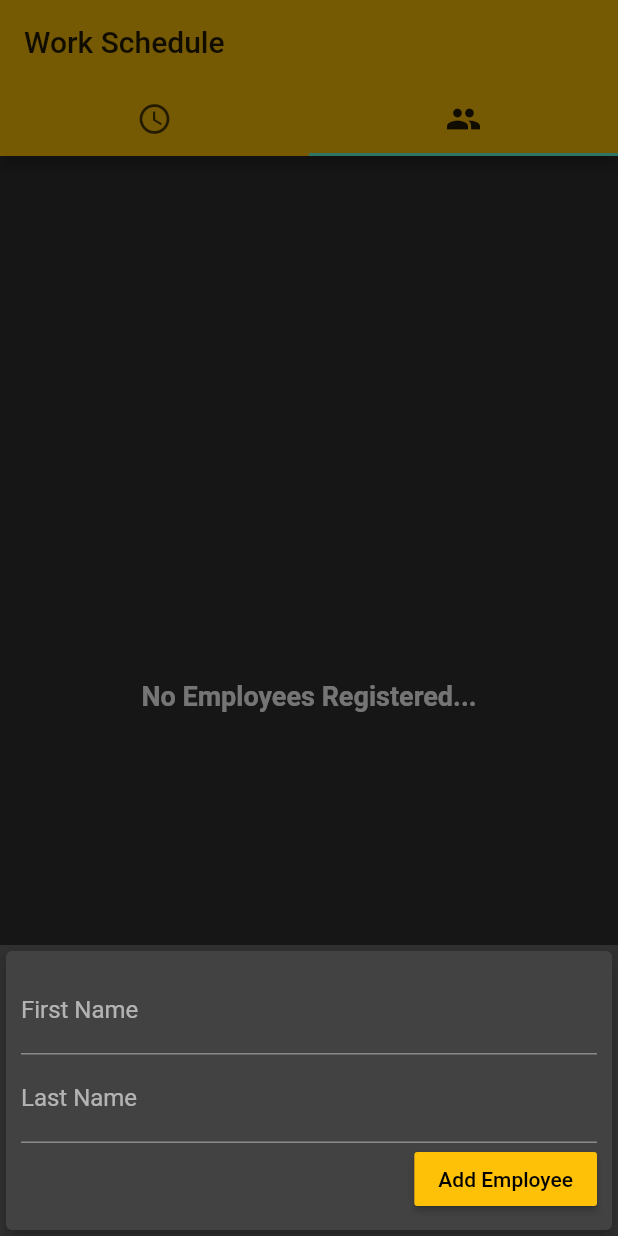
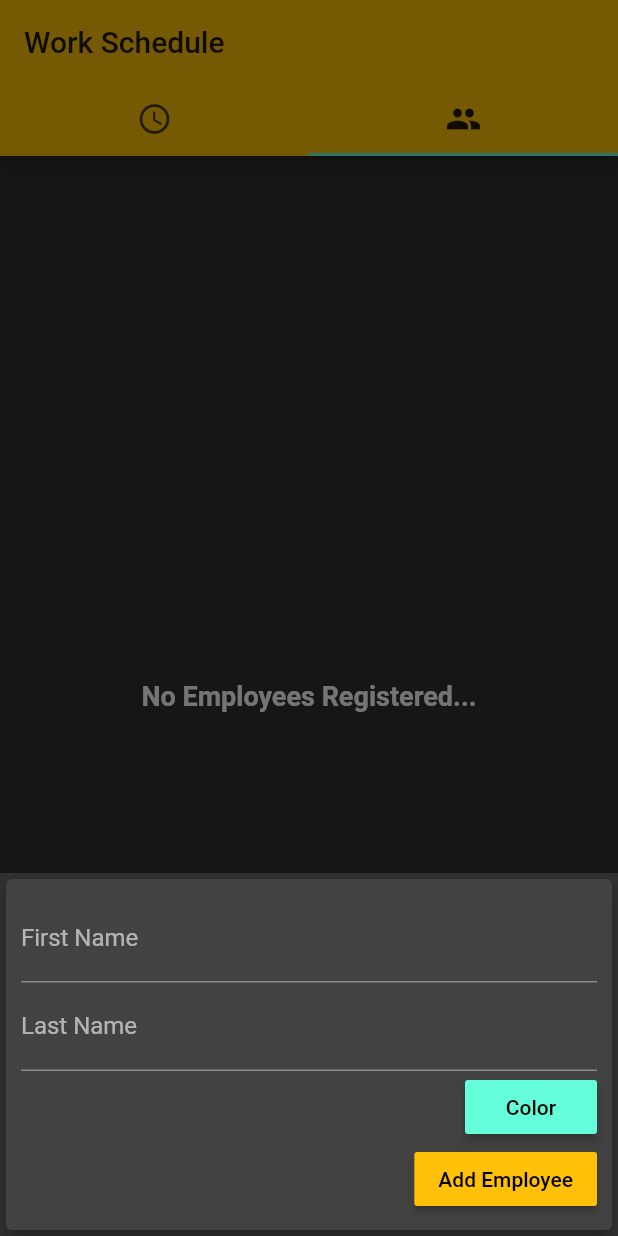
Before and after one commit to Francesco99975/WorkSchedule, a Flutter app: the screen it shows after launch, tab 2 chosen, after a tap on the "add" icon, on a phone screen of 412 x 824 dp. Run offline on Flutter 3.47's test engine with Material 2 defaults, Android fonts, the phone set to English and light mode, and no system bars; our stand-ins replace flutter_colorpicker, sqflite; missing offline and left inert: time_machine, timetable; accounts and stored records are empty.

Commit message:
added color picker to associate employees with a color

```diff
--- a/lib/db/database_provider.dart
+++ b/lib/db/database_provider.dart
@@ -8,6 +8,8 @@ class DatabaseProvider {
   static const String COLUMN_ID = "id";
   static const String COLUMN_FIRST_NAME = "first_name";
   static const String COLUMN_LAST_NAME = "last_name";
+  static const String COLUMN_COLOR = "color";
+  static const String COLUMN_HOURS = "hours";
 
   DatabaseProvider._();
   static final DatabaseProvider db = DatabaseProvider._();
@@ -27,13 +29,15 @@ class DatabaseProvider {
 
     return await openDatabase(
       join(dbPath, "employees.db"),
-      version: 1,
+      version: 2,
       onCreate: (Database database, int version) async {
         print("Creating emp table");
         await database.execute("CREATE TABLE $TABLE_EMPLOYEES ("
             "$COLUMN_ID INTEGER PRIMARY KEY,"
             "$COLUMN_FIRST_NAME TEXT NOT NULL,"
-            "$COLUMN_LAST_NAME TEXT NOT NULL);");
+            "$COLUMN_LAST_NAME TEXT NOT NULL,"
+            "$COLUMN_COLOR INTEGER NOT NULL,"
+            "$COLUMN_HOURS REAL DEFAULT 0);");
       },
     );
   }
@@ -41,8 +45,13 @@ class DatabaseProvider {
   Future<List<Employee>> getEmployees() async {
     final db = await database;
 
-    var employees = await db.query(TABLE_EMPLOYEES,
-        columns: [COLUMN_ID, COLUMN_FIRST_NAME, COLUMN_LAST_NAME]);
+    var employees = await db.query(TABLE_EMPLOYEES, columns: [
+      COLUMN_ID,
+      COLUMN_FIRST_NAME,
+      COLUMN_LAST_NAME,
+      COLUMN_COLOR,
+      COLUMN_HOURS
+    ]);
     List<Employee> empList = List<Employee>();
 
     employees.forEach((emp) {
--- a/lib/main.dart
+++ b/lib/main.dart
@@ -1,6 +1,8 @@
 import 'package:flutter/material.dart';
 import 'package:flutter/services.dart';
 import 'package:time_machine/time_machine.dart';
+import 'package:timetable/timetable.dart';
+import 'dart:async';
 import './widgets/ScheduleWeekView.dart';
 import './db/database_provider.dart';
 import './widgets/AddEmployee.dart';
@@ -9,6 +11,8 @@ import './models/employee.dart';
 
 void main(List<String> args) async {
   WidgetsFlutterBinding.ensureInitialized();
+  SystemChrome.setPreferredOrientations(
+      [DeviceOrientation.portraitDown, DeviceOrientation.portraitUp]);
   await TimeMachine.initialize({'rootBundle': rootBundle});
   runApp(WorkScheduleApp());
 }
@@ -36,6 +40,21 @@ class Home extends StatefulWidget {
 class _HomeState extends State<Home> with SingleTickerProviderStateMixin {
   TabController _tabController;
   final List<Employee> _employees = [];
+
+  static final _eventController = StreamController<List<BasicEvent>>()..add([]);
+  static final _eventProvider =
+      EventProvider.simpleStream(_eventController.stream);
+
+  final _controller = TimetableController(
+    eventProvider: _eventProvider,
+    initialTimeRange: InitialTimeRange.range(
+      startTime: LocalTime(7, 0, 0),
+      endTime: LocalTime(20, 0, 0),
+    ),
+    initialDate: LocalDate.today(),
+    visibleRange: VisibleRange.week(),
+    firstDayOfWeek: DayOfWeek.monday,
+  );
 
   void _addEmployee(Employee emp) {
     setState(() {
@@ -86,6 +105,10 @@ class _HomeState extends State<Home> with SingleTickerProviderStateMixin {
         });
   }
 
+  void _addScheduleEvent(List<BasicEvent> events) {
+    _eventController.add(events);
+  }
+
   Widget build(BuildContext context) {
     return DefaultTabController(
       length: 2,
@@ -108,7 +131,7 @@ class _HomeState extends State<Home> with SingleTickerProviderStateMixin {
           child: TabBarView(
             controller: _tabController,
             children: <Widget>[
-              ScheduleWeekView(),
+              ScheduleWeekView(_controller),
               _employees.length > 0
                   ? EmployeeList(_employees, _removeEmployee)
                   : Center(
@@ -121,20 +144,29 @@ class _HomeState extends State<Home> with SingleTickerProviderStateMixin {
             ],
           ),
         ),
-        floatingActionButton: _bottomButton(_startAddNewEmployee, context),
+        floatingActionButton:
+            _bottomButton([_startAddNewEmployee, _addScheduleEvent], context),
       ),
     );
   }
 
-  Widget _bottomButton(Function fn, BuildContext context) {
+  Widget _bottomButton(List<Function> fn, BuildContext context) {
     return _tabController.index == 0
         ? FloatingActionButton(
             onPressed: () {},
             child: Icon(Icons.edit),
           )
         : FloatingActionButton(
-            onPressed: () => fn(context),
+            onPressed: () => fn[0](context),
             child: Icon(Icons.add),
           );
   }
+
+  @override
+  void deactivate() {
+    super.dispose();
+    super.deactivate();
+    _eventController.close();
+    _eventProvider.dispose();
+  }
 }
--- a/lib/models/employee.dart
+++ b/lib/models/employee.dart
@@ -5,13 +5,22 @@ class Employee {
   int id;
   String firstName;
   String lastName;
+  int color;
+  double hours;
 
-  Employee({this.id, @required this.firstName, @required this.lastName});
+  Employee(
+      {this.id,
+      @required this.firstName,
+      @required this.lastName,
+      @required this.color,
+      @required this.hours});
 
   Map<String, dynamic> toMap() {
     var map = <String, dynamic>{
       DatabaseProvider.COLUMN_FIRST_NAME: firstName,
-      DatabaseProvider.COLUMN_LAST_NAME: lastName
+      DatabaseProvider.COLUMN_LAST_NAME: lastName,
+      DatabaseProvider.COLUMN_COLOR: color,
+      DatabaseProvider.COLUMN_HOURS: hours
     };
 
     if (id != null) map[DatabaseProvider.COLUMN_ID] = id;
@@ -23,5 +32,7 @@ class Employee {
     id = map[DatabaseProvider.COLUMN_ID];
     firstName = map[DatabaseProvider.COLUMN_FIRST_NAME];
     lastName = map[DatabaseProvider.COLUMN_LAST_NAME];
+    color = map[DatabaseProvider.COLUMN_COLOR];
+    hours = map[DatabaseProvider.COLUMN_HOURS];
   }
 }
--- a/lib/widgets/AddEmployee.dart
+++ b/lib/widgets/AddEmployee.dart
@@ -1,4 +1,5 @@
 import 'package:flutter/material.dart';
+import 'package:flutter_colorpicker/flutter_colorpicker.dart';
 import 'package:work_schedule/db/database_provider.dart';
 import 'package:work_schedule/models/employee.dart';
 import '../util/string_extension.dart';
@@ -14,8 +15,10 @@ class AddEmployee extends StatefulWidget {
 
 class _AddEmployeeState extends State<AddEmployee> {
   final _fnCtrl = TextEditingController();
+  final _lnCtrl = TextEditingController();
+  Color _currentColor = Colors.tealAccent;
 
-  final _lnCtrl = TextEditingController();
+  void changeColor(Color color) => setState(() => _currentColor = color);
 
   @override
   Widget build(BuildContext context) {
@@ -40,11 +43,37 @@ class _AddEmployeeState extends State<AddEmployee> {
                 controller: _lnCtrl,
               ),
               RaisedButton(
+                elevation: 3.0,
+                onPressed: () {
+                  showDialog(
+                    context: context,
+                    builder: (BuildContext context) {
+                      return AlertDialog(
+                        title: Text('Select a color'),
+                        content: SingleChildScrollView(
+                          child: BlockPicker(
+                            pickerColor: _currentColor,
+                            onColorChanged: changeColor,
+                          ),
+                        ),
+                      );
+                    },
+                  );
+                },
+                child: const Text('Color'),
+                color: _currentColor,
+                textColor: useWhiteForeground(_currentColor)
+                    ? const Color(0xffffffff)
+                    : const Color(0xff000000),
+              ),
+              RaisedButton(
                 onPressed: () {
                   if (_fnCtrl.text.isNotEmpty && _lnCtrl.text.isNotEmpty) {
                     Employee newEmp = Employee(
                         firstName: _fnCtrl.text.capitalize(),
-                        lastName: _lnCtrl.text.capitalize());
+                        lastName: _lnCtrl.text.capitalize(),
+                        color: _currentColor.value,
+                        hours: 0);
 
                     DatabaseProvider.db
                         .insertEmployee(newEmp)
--- a/lib/widgets/EmployeeList.dart
+++ b/lib/widgets/EmployeeList.dart
@@ -1,4 +1,5 @@
 import 'package:flutter/material.dart';
+import 'package:flutter_colorpicker/flutter_colorpicker.dart';
 import 'package:work_schedule/db/database_provider.dart';
 import '../models/employee.dart';
 
@@ -16,6 +17,18 @@ class EmployeeList extends StatelessWidget {
         return Card(
           elevation: 3,
           child: ListTile(
+            leading: CircleAvatar(
+              radius: 30,
+              backgroundColor: Color(_empList[index].color),
+              child: Text(
+                "${_empList[index].hours}H",
+                style: TextStyle(
+                    color: useWhiteForeground(Color(_empList[index].color))
+                        ? const Color(0xffffffff)
+                        : const Color(0xff000000),
+                    fontWeight: FontWeight.bold),
+              ),
+            ),
             title: Text(_empList[index].firstName),
             subtitle: Text(_empList[index].lastName),
             trailing: IconButton(
--- a/lib/widgets/ScheduleWeekView.dart
+++ b/lib/widgets/ScheduleWeekView.dart
@@ -1,38 +1,19 @@
 import 'package:flutter/material.dart';
-import 'package:time_machine/time_machine.dart';
 import 'package:timetable/timetable.dart';
 
 class ScheduleWeekView extends StatefulWidget {
-  static final myEventProvider = EventProvider.list([
-    BasicEvent(
-      id: 0,
-      title: 'A. B',
-      color: Colors.yellow,
-      start: LocalDate.today().at(LocalTime(13, 0, 0)),
-      end: LocalDate.today().at(LocalTime(15, 0, 0)),
-    ),
-  ]);
+  final TimetableController<BasicEvent> _controller;
 
+  ScheduleWeekView(this._controller);
   @override
   _ScheduleWeekViewState createState() => _ScheduleWeekViewState();
 }
 
 class _ScheduleWeekViewState extends State<ScheduleWeekView> {
-  final myController = TimetableController(
-    eventProvider: ScheduleWeekView.myEventProvider,
-    initialTimeRange: InitialTimeRange.range(
-      startTime: LocalTime(7, 0, 0),
-      endTime: LocalTime(20, 0, 0),
-    ),
-    initialDate: LocalDate.today(),
-    visibleRange: VisibleRange.week(),
-    firstDayOfWeek: DayOfWeek.monday,
-  );
-
   @override
   Widget build(BuildContext context) {
     return Timetable<BasicEvent>(
-      controller: myController,
+      controller: widget._controller,
       eventBuilder: (event) => BasicEventWidget(event),
       allDayEventBuilder: (context, event, info) =>
           BasicAllDayEventWidget(event, info: info),
@@ -42,10 +23,4 @@ class _ScheduleWeekViewState extends State<ScheduleWeekView> {
           timeIndicatorColor: Colors.redAccent[700]),
     );
   }
-
-  @override
-  void dispose() {
-    super.dispose();
-    myController.dispose();
-  }
 }
--- a/pubspec.yaml
+++ b/pubspec.yaml
@@ -27,6 +27,7 @@ dependencies:
   path: 1.6.4
   time_machine: ^0.9.12
   timetable: ^0.2.4
+  flutter_colorpicker: ^0.3.4
 
   # The following adds the Cupertino Icons font to your application.
   # Use with the CupertinoIcons class for iOS style icons.
```
Also changed, not shown: pubspec.lock.
